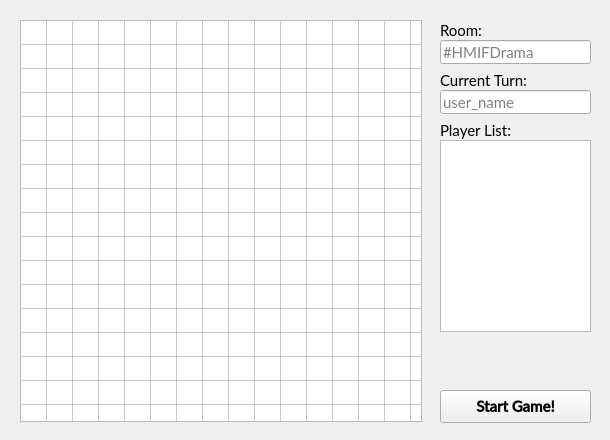
This is client/Gomoku-Online-Client/game.ui in feryandi/Gomoku-Online as Qt 5 draws it before an edit. The edited form follows.
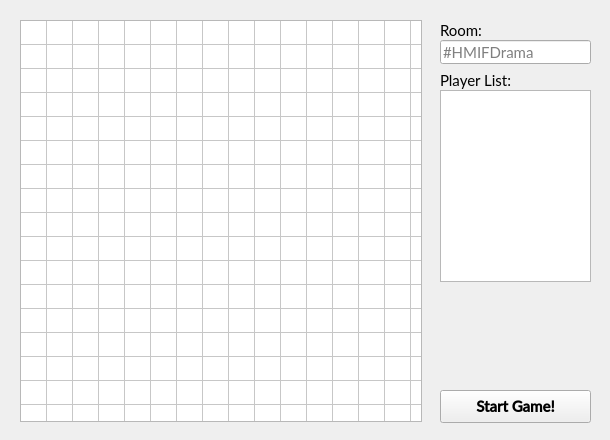
This is the edited form. Icons and pictures are not drawn.

Commit message: game over window

```diff
--- a/client/Gomoku-Online-Client/game.ui
+++ b/client/Gomoku-Online-Client/game.ui
@@ -280,7 +280,7 @@
     <property name="geometry">
      <rect>
       <x>440</x>
-      <y>140</y>
+      <y>90</y>
       <width>151</width>
       <height>192</height>
      </rect>
@@ -290,7 +290,7 @@
     <property name="geometry">
      <rect>
       <x>440</x>
-      <y>120</y>
+      <y>70</y>
       <width>151</width>
       <height>20</height>
      </rect>
@@ -343,44 +343,6 @@
      <string>#HMIFDrama</string>
     </property>
    </widget>
-   <widget class="QLabel" name="labelCurrentTurn">
-    <property name="geometry">
-     <rect>
-      <x>440</x>
-      <y>70</y>
-      <width>151</width>
-      <height>20</height>
-     </rect>
-    </property>
-    <property name="font">
-     <font>
-      <family>Lato</family>
-      <pointsize>11</pointsize>
-     </font>
-    </property>
-    <property name="text">
-     <string>Current Turn:</string>
-    </property>
-   </widget>
-   <widget class="QLineEdit" name="textCurrentTurn">
-    <property name="geometry">
-     <rect>
-      <x>440</x>
-      <y>90</y>
-      <width>151</width>
-      <height>24</height>
-     </rect>
-    </property>
-    <property name="font">
-     <font>
-      <family>Lato</family>
-      <pointsize>11</pointsize>
-     </font>
-    </property>
-    <property name="placeholderText">
-     <string>user_name</string>
-    </property>
-   </widget>
    <widget class="QPushButton" name="buttonPlay">
     <property name="geometry">
      <rect>
```
Left out of the diff: 3 changed lines with no effect on the pictures. The commit also changes 25 other files.
